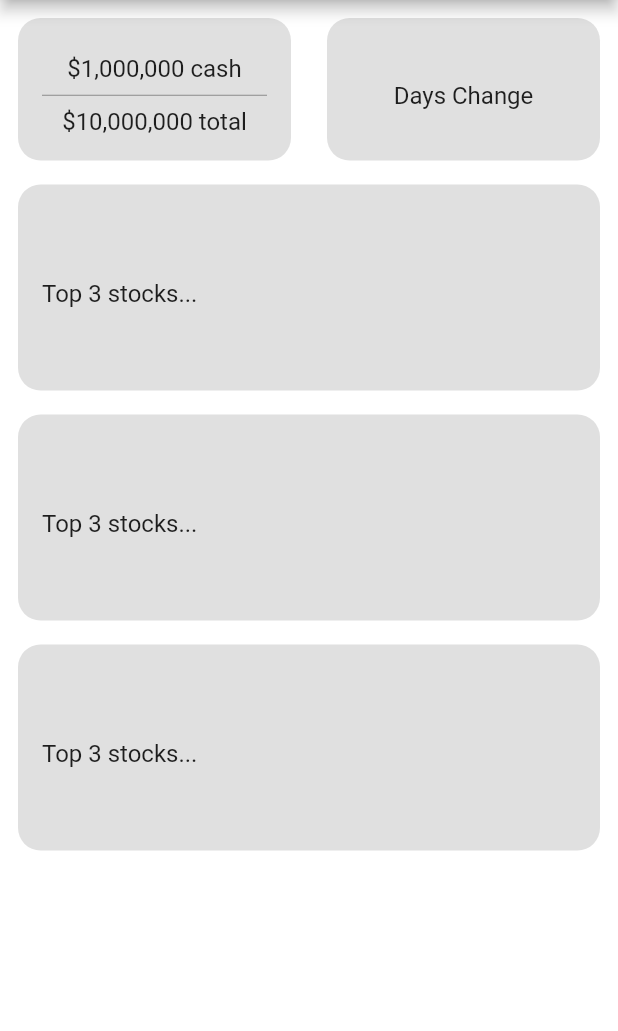
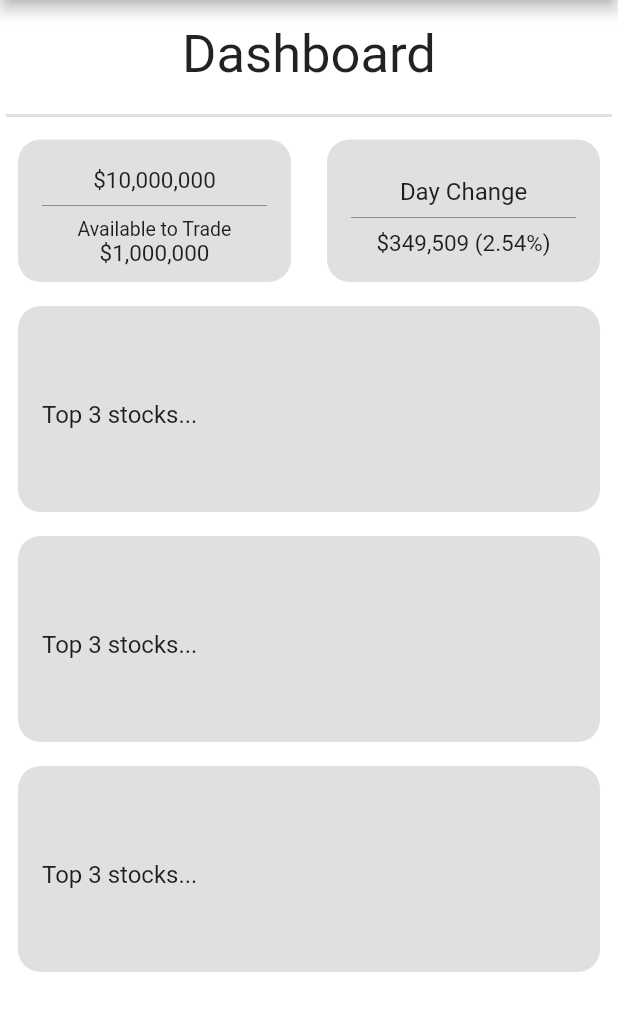
Before and after one commit to bloblet/Toro, a Flutter app: the screen it shows after launch, on a phone screen of 412 x 824 dp, the part 84-1115 px from its top. Run offline on Flutter 3.47's test engine with Material 2 defaults, Android fonts, the phone set to English and light mode, and no system bars; our stand-ins replace shared_preferences.

Commit message:
edits to Home

```diff
--- a/lib/home.dart
+++ b/lib/home.dart
@@ -22,18 +22,25 @@ class Home extends StatelessWidget {
       padding: const EdgeInsets.all(4),
       child:
         Column(children: <Widget>[
+        Padding(
+          padding: const EdgeInsets.all(12),
+          child: Center(child: Text('Dashboard',style: TextStyle(fontSize: 35),),),
+        ),
+        Divider(thickness: 2,),
         Row(
           mainAxisAlignment: MainAxisAlignment.spaceBetween,
           children: <Widget>[
 
           HomeTopCard([
-            Center(child: Text('\$1,000,000 cash')),
+            Center(child: Text('\$10,000,000', style: TextStyle(fontSize: 15),)),
             Divider(color: Colors.black38,),
-            Center(child: Text('\$10,000,000 total')),
+            Center(child: Text('Available to Trade', style: TextStyle(fontSize: 13),),),
+            Center(child: Text('\$1,000,000', style: TextStyle(fontSize: 15),))
           ]),
           HomeTopCard([
-            Center(child: Text('Days Change')),
-
+            Center(child: Text('Day Change')),
+            Divider(color: Colors.black38,),
+            Center(child: Text('\$349,509 (2.54%)', style: TextStyle(fontSize: 15)))
           ]),
         ],),
         HomeCard(),
```
